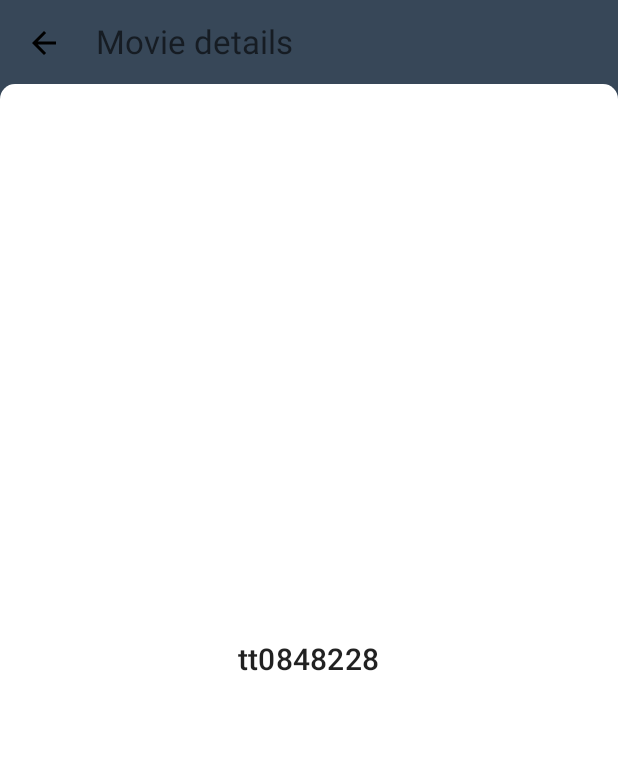
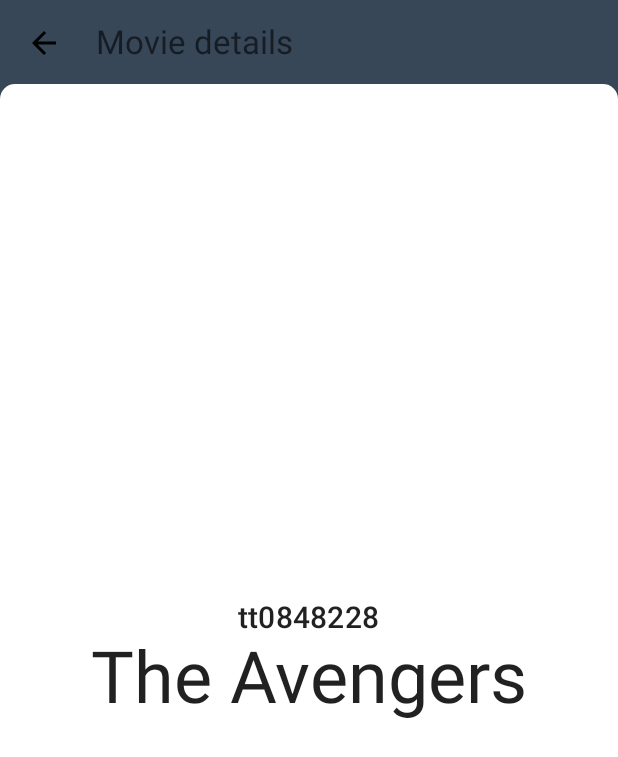
Before and after one commit to jackq97/movie-app-jetpack-compose, an Android app built with Jetpack Compose: the screen it shows after launch (MainActivity), after a tap on "The Avengers", on a phone screen of 412 x 824 dp. Shown: the top 757 px of the screen. Run offline under Robolectric (Android 15) with nearby library versions, the phone set to English and light mode, and no system bars; our stand-ins replace accompanist; pictures from the network do not load.

Commit message:
initial commit

```diff
--- a/app/src/main/java/com/example/jetmovieapp/screens/details/DetailsScreen.kt
+++ b/app/src/main/java/com/example/jetmovieapp/screens/details/DetailsScreen.kt
@@ -19,6 +19,7 @@
 import androidx.navigation.NavController
 import androidx.navigation.compose.rememberNavController
 import com.example.jetmovieapp.MyApp
+import com.example.jetmovieapp.model.getMovie
 import com.example.jetmovieapp.navigation.MovieNavigation
 
 // here we gonna add details screen for our app
@@ -82,6 +83,17 @@
                         text = movieData.toString(),
                         style = MaterialTheme.typography.h6
                     )
+
+                    val movieDetails = getMovie()
+
+
+                   val movieInfoFromId = movieDetails.single { item ->
+                       item.id == movieData
+                   }
+
+                    Text(text = movieInfoFromId.title,
+                        style = MaterialTheme.typography.h3
+                    )
                 }
 
             }
--- a/app/src/main/java/com/example/jetmovieapp/widget/widget.kt
+++ b/app/src/main/java/com/example/jetmovieapp/widget/widget.kt
@@ -1,29 +1,19 @@
 package com.example.jetmovieapp.widget
 
+import androidx.compose.animation.AnimatedVisibility
 import androidx.compose.foundation.Image
 import androidx.compose.foundation.clickable
 import androidx.compose.foundation.layout.*
-import androidx.compose.foundation.shape.CircleShape
 import androidx.compose.foundation.shape.RoundedCornerShape
 import androidx.compose.material.*
 import androidx.compose.material.icons.Icons
-import androidx.compose.material.icons.filled.AccountBox
-import androidx.compose.material.icons.filled.ArrowDropDown
 import androidx.compose.material.icons.filled.KeyboardArrowDown
-import androidx.compose.runtime.Composable
-import androidx.compose.runtime.remember
+import androidx.compose.material.icons.filled.KeyboardArrowUp
+import androidx.compose.runtime.*
 import androidx.compose.ui.Alignment
 import androidx.compose.ui.Modifier
-import androidx.compose.ui.draw.clip
-import androidx.compose.ui.geometry.RoundRect
 import androidx.compose.ui.graphics.Color
-import androidx.compose.ui.graphics.RectangleShape
 import androidx.compose.ui.layout.ContentScale
-import androidx.compose.ui.modifier.modifierLocalConsumer
-import androidx.compose.ui.modifier.modifierLocalOf
-import androidx.compose.ui.platform.LocalContext
-import androidx.compose.ui.res.painterResource
-import androidx.compose.ui.semantics.Role.Companion.Image
 import androidx.compose.ui.text.SpanStyle
 import androidx.compose.ui.text.buildAnnotatedString
 import androidx.compose.ui.text.font.FontWeight
@@ -32,11 +22,7 @@
 import androidx.compose.ui.tooling.preview.Preview
 import androidx.compose.ui.unit.dp
 import androidx.compose.ui.unit.sp
-import coil.compose.AsyncImage
-import coil.compose.AsyncImagePainter
 import coil.compose.rememberAsyncImagePainter
-import coil.request.ImageRequest
-import com.example.jetmovieapp.R
 import com.example.jetmovieapp.model.Movie
 import com.example.jetmovieapp.model.getMovie
 
@@ -59,6 +45,11 @@
 
 fun MovieRow(movie: Movie = getMovie()[0],
              onItemClick: (String) -> Unit = {}  ) {
+
+    // some constant values for our plot max and min lines
+    // it will helps us expand the text
+
+    val minimizedMaxLines = 1
 
     Card(modifier = Modifier
         .padding(12.dp)
@@ -107,6 +98,8 @@
                 modifier = Modifier.padding(7.dp)
             ) {
 
+                var isExpanded by remember { mutableStateOf(false) }
+
 //                Row(verticalAlignment = Alignment.CenterVertically) {
 //
 //
@@ -140,11 +133,7 @@
                     style = MaterialTheme.typography.caption
                 )
 
-                // this is animated expand variable initially set to false
-
-                var isExpanded =
-
-                Row() {
+                Row {
 
                     // this is annotated string text composable function
                     // with the helps of this text field we can customise
@@ -175,27 +164,33 @@
                             append(movie.plot)
                         }
                     }, modifier = Modifier.width(180.dp),
-                        maxLines = 1,
+                        maxLines = if (isExpanded) Int.MAX_VALUE else minimizedMaxLines,
                         overflow = TextOverflow.Ellipsis
                     )
 
                     Icon(
-                        modifier = Modifier.size(25.dp),
-                        imageVector = Icons.Filled.ArrowDropDown,
+                        modifier = Modifier
+                            .size(25.dp)
+                            .clickable { isExpanded = !isExpanded },
+                        imageVector = if (isExpanded) Icons.Filled.KeyboardArrowUp
+                        else Icons.Filled.KeyboardArrowDown,
                         contentDescription = "expand Plot"
                     )
-
                 }
 
+                AnimatedVisibility(visible = isExpanded) {
 
+                    Divider()
+
+                    Column(modifier = Modifier.width(180.dp)) {
+
+                        Text(text = "Actors : ${movie.actors}",
+                            style = MaterialTheme.typography.subtitle1
+                        )
+
+                    }
+                }
             }
-
-
-
         }
-
-
-
     }
-
 }
```
